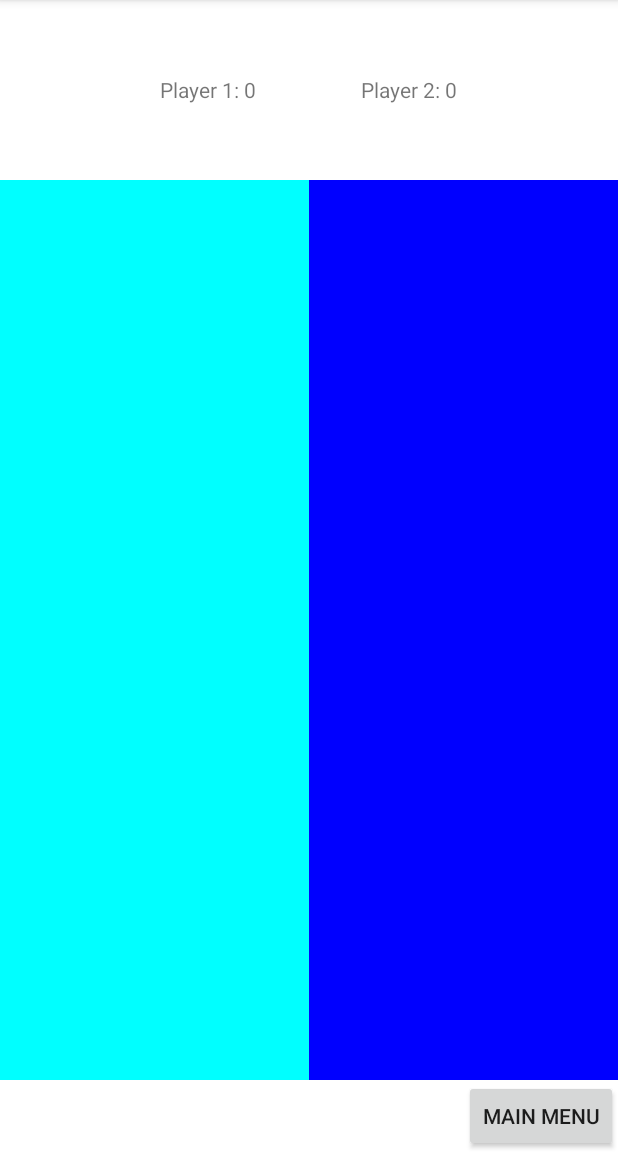
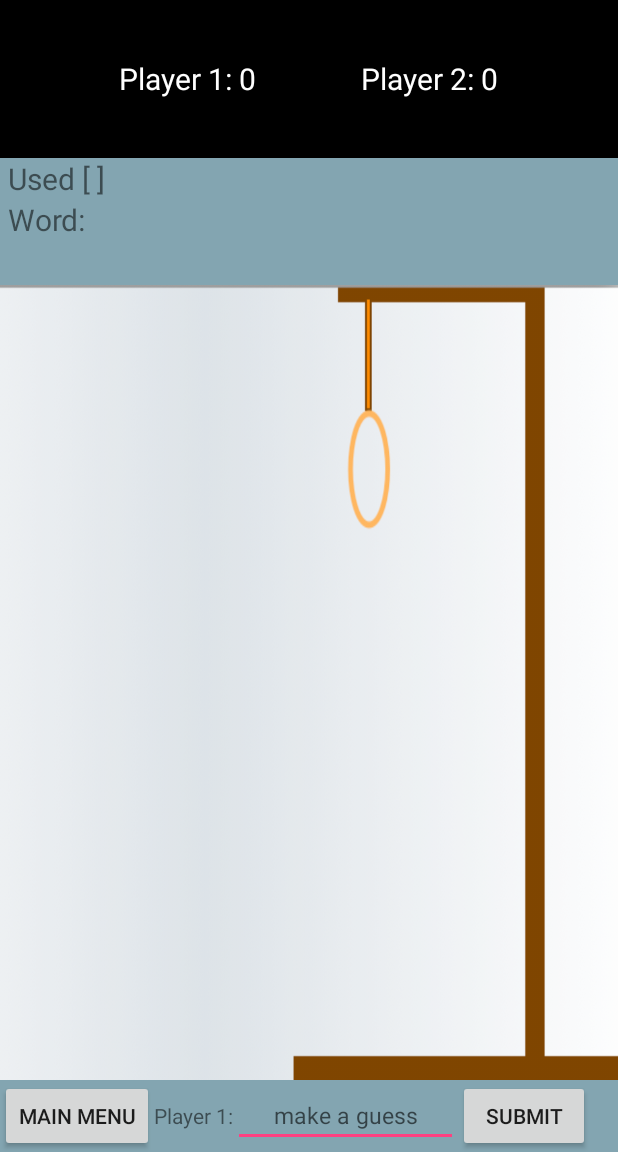
Before and after one commit to Tawn/AndroidDevelopment, an Android app: the HangmanActivity screen opened directly, with no data from a screen before it, on a phone screen of 412 x 824 dp, the part 84-1236 px from its top. Run offline under Robolectric (Android 15) with nearby library versions, the phone set to English and light mode, and no system bars.

Commit message:
hangman in progress

```diff
--- a/kha_project01/DuoGames/app/src/main/java/project01/csc214/duogames/HangmanActivity.java
+++ b/kha_project01/DuoGames/app/src/main/java/project01/csc214/duogames/HangmanActivity.java
@@ -1,13 +1,107 @@
 package project01.csc214.duogames;
 
+import android.content.Intent;
 import android.support.v7.app.AppCompatActivity;
 import android.os.Bundle;
+import android.view.View;
+import android.widget.EditText;
+import android.widget.ImageView;
+import android.widget.TextView;
+import android.widget.Toast;
+
+import static project01.csc214.duogames.R.drawable.stage1;
 
 public class HangmanActivity extends AppCompatActivity {
+
+    private HangmanGame game;
+    private EditText etGuess;
+    private int resultOfGuess, playerTurn, attemptsLeft;
+    private String ALREADY_GUESSED_MESSAGE, WRONG_WORD_MESSAGE, WINNER_MESSAGE, WRONG_LETTER_MESSAGE,
+                    CORRECT_LETTER_MESSAGE, LOSE_MESSAGE;
+    private ImageView ivStatus;
+    private TextView tvPlayerTurn;
+    private String PLAYERONE, PLAYERTWO;
 
     @Override
     protected void onCreate(Bundle savedInstanceState) {
         super.onCreate(savedInstanceState);
         setContentView(R.layout.activity_hangman);
+
+        game = new HangmanGame();
+        playerTurn = 1;
+        etGuess = (EditText)findViewById(R.id.guess);
+        ALREADY_GUESSED_MESSAGE = "Already guessed that letter";
+        WRONG_WORD_MESSAGE = "Wrong Guess";
+        WRONG_LETTER_MESSAGE = "Wrong letter";
+        WINNER_MESSAGE = "Player " + playerTurn + " wins!";
+        CORRECT_LETTER_MESSAGE = "You got it!";
+        LOSE_MESSAGE = "You Lose. Next Players Turn";
+        PLAYERONE = "Player 1:";
+        PLAYERTWO = "Player 2:";
+        attemptsLeft = 8;
+        ivStatus = (ImageView)findViewById(R.id.game_status);
+        tvPlayerTurn = (TextView)findViewById(R.id.player_turn);
+
+    }
+
+    public void MainMenuPress(View view) {
+        Intent intent = new Intent(this, MainActivity.class);
+        startActivity(intent);
+    }
+
+    public void playerWordGuess(View view) {
+        String guess = etGuess.getText().toString();
+
+        int resultOfGuess = game.check(guess);
+        switch (resultOfGuess) {
+            case 0: Toast.makeText(this, ALREADY_GUESSED_MESSAGE, Toast.LENGTH_SHORT).show();
+                break;
+            case 1: Toast.makeText(this, WINNER_MESSAGE, Toast.LENGTH_SHORT).show();
+                break;
+            case 2: Toast.makeText(this, CORRECT_LETTER_MESSAGE, Toast.LENGTH_SHORT).show();
+                break;
+            case 3: Toast.makeText(this, WRONG_WORD_MESSAGE, Toast.LENGTH_SHORT).show();
+                attemptsLeft--;
+                break;
+            case 4: Toast.makeText(this, WRONG_LETTER_MESSAGE, Toast.LENGTH_SHORT).show();
+                attemptsLeft--;
+                break;
+            default:
+                break;
+        }
+
+        updateImage(attemptsLeft);
+
+    }
+
+    public void updateImage(int attemptsLeft) {
+        switch (attemptsLeft) {
+            case 7: ivStatus.setImageResource(R.drawable.stage1);
+                break;
+            case 6: ivStatus.setImageResource(R.drawable.stage2);
+                break;
+            case 5: ivStatus.setImageResource(R.drawable.stage3);
+                break;
+            case 4: ivStatus.setImageResource(R.drawable.stage4);
+                break;
+            case 3: ivStatus.setImageResource(R.drawable.stage5);
+                break;
+            case 2: ivStatus.setImageResource(R.drawable.stage6);
+                break;
+            case 1: ivStatus.setImageResource(R.drawable.stage7);
+                break;
+            case 0: ivStatus.setImageResource(R.drawable.stage8);
+                Toast.makeText(this, LOSE_MESSAGE, Toast.LENGTH_SHORT).show();
+                if(playerTurn == 1) {
+                    playerTurn = 2;
+                    tvPlayerTurn.setText(PLAYERTWO);
+
+                } else {
+                    playerTurn = 1;
+                    tvPlayerTurn.setText(PLAYERONE);
+                }
+            default:
+                break;
+        }
     }
 }
--- /dev/null
+++ b/kha_project01/DuoGames/app/src/main/java/project01/csc214/duogames/HangmanGame.java
@@ -0,0 +1,85 @@
+package project01.csc214.duogames;
+
+
+import java.util.Random;
+
+public class HangmanGame {
+
+    private String[] alreadyGuessed = new String[26];
+    private String[] words = new String[10];
+    private String wordToGuess;
+    private int numberOfGuesses, count;
+
+    public HangmanGame() {
+        words[0] = "BUTTER";
+        words[1] = "GINGER";
+        words[2] = "MILK";
+        words[3] = "BREAD";
+        words[4] = "EGGS";
+        words[5] = "LETTUCE";
+        words[6] = "POTATOES";
+        words[7] = "CARROT";
+        words[8] = "GRAPES";
+        words[9] = "APPLES";
+
+        numberOfGuesses = 0;
+        count = 0;
+        generateWord();
+    }
+
+    public void generateWord() {
+        Random rand = new Random();
+        wordToGuess = words[rand.nextInt(10)];
+    }
+
+    public int check(String guess) {
+
+        /**
+         * Legend:
+         * 0: already guessed letter
+         * 1: correct word
+         * 2: correct letter
+         * 3: incorrect word
+         * 4: incorrect letter
+         */
+
+        // Convert to Uppercase
+        guess = guess.toUpperCase();
+
+
+        // Guessing the word
+        if(guess.length() > 1) {
+            if (guess.equals(wordToGuess)) { // if Guess correctly
+                return 1;
+            } else { // Incorrect word
+                return 3;
+
+            }
+
+
+            // Guessing a letter
+        } else {
+
+            for(int i = 0; i < count; i++) { // If already guessed
+                if (alreadyGuessed[i].equals(guess)) {
+                    return 0;
+                }
+            }
+
+            // Insert new guess into array of already guessed
+            alreadyGuessed[count] = guess;
+            count++;
+
+            if(wordToGuess.contains(guess)) { // Correct letter
+                return 2;
+
+            } else { // Incorrect Letter
+                return 4;
+
+            }
+
+        }
+
+    }
+
+}
--- a/kha_project01/DuoGames/app/src/main/res/layout/activity_hangman.xml
+++ b/kha_project01/DuoGames/app/src/main/res/layout/activity_hangman.xml
@@ -5,28 +5,55 @@
     android:layout_width="match_parent"
     android:layout_height="match_parent"
     tools:context="project01.csc214.duogames.HangmanActivity"
-    android:orientation="vertical">
+    android:orientation="vertical"
+    android:background="#83a5b1">
 
     <!--SCORE BOARD-->
     <LinearLayout
         android:layout_width="match_parent"
         android:layout_height="0dp"
         android:layout_weight="1"
-        android:background="#FFF"
+        android:background="#000"
         android:gravity="center">
 
         <TextView
             android:text="Player 1: 0"
+            android:textColor="#FFF"
+            android:textSize="20sp"
             android:layout_width="wrap_content"
             android:layout_height="wrap_content"
             android:paddingRight="70dp"/>
 
         <TextView
             android:text="Player 2: 0"
+            android:textColor="#FFF"
+            android:textSize="20sp"
             android:layout_width="wrap_content"
+            android:layout_height="wrap_content"/>
+
+    </LinearLayout>
+
+    <!--Used Letters & Correct-->
+    <LinearLayout
+        android:layout_width="match_parent"
+        android:layout_height="0dp"
+        android:layout_weight=".8"
+        android:orientation="vertical">
+
+        <TextView
+            android:text="Used [ ]"
+            android:paddingStart="5dp"
+            android:textSize="20sp"
+            android:layout_width="match_parent"
             android:layout_height="wrap_content"
-            android:layout_alignParentRight="true"/>
+            android:layout_gravity="center_vertical" />
 
+        <TextView
+            android:text="@string/word"
+            android:paddingStart="5dp"
+            android:textSize="20sp"
+            android:layout_width="match_parent"
+            android:layout_height="wrap_content" />
     </LinearLayout>
 
     <!--GAME BOARD-->
@@ -35,65 +62,25 @@
         android:layout_height="0dp"
         android:layout_weight="5"
         android:orientation="horizontal"
-        android:background="#0BF">
+        android:background="#FFF">
 
-        <!--COLUMN 1-->
-        <LinearLayout
-            android:layout_width="0dp"
-            android:layout_height="match_parent"
-            android:layout_weight="1"
-            android:orientation="vertical"
-            android:background="#0FF">
+        <ImageView
+            android:id="@+id/game_status"
+            android:src="@drawable/stage0"
+            android:scaleType="fitXY"
+            android:layout_width="fill_parent"
+            android:layout_height="fill_parent" />
 
-            <ImageView
-                android:src="@mipmap/red_piece"
-                android:layout_width="0dp"
-                android:layout_height="0dp"
-                android:layout_weight="1"/>
 
-            <ImageView
-                android:src="@mipmap/red_piece"
-                android:layout_width="0dp"
-                android:layout_height="0dp"
-                android:layout_weight="1"/>
+    </LinearLayout>
 
-        </LinearLayout>
-        <!--COLUMN 2-->
-        <LinearLayout
-            android:layout_width="0dp"
-            android:layout_height="match_parent"
-            android:layout_weight="1"
-            android:orientation="vertical"
-            android:background="#00F">
-
-            <ImageView
-                android:id="@+id/one_one"
-                android:src="@mipmap/red_piece"
-                android:layout_width="0dp"
-                android:layout_height="0dp"
-                android:layout_weight="1"/>
-
-            <ImageView
-                android:id="@+id/one_two"
-                android:src="@mipmap/red_piece"
-                android:layout_width="0dp"
-                android:layout_height="0dp"
-                android:layout_weight="1"/>
-
-        </LinearLayout>
-        <!--COLUMN 3-->
-        <!--COLUMN 4-->
-        <!--COLUMN 5-->
-        <!--COLUMN 6-->
-        <!--COLUMN 7-->
-    </LinearLayout>
 
     <!--MENU-->
     <LinearLayout
+        android:id="@+id/c4_menu"
         android:layout_width="match_parent"
-        android:layout_height="wrap_content"
-        android:background="#FFF"
-        android:gravity="end">
+        android:layout_height="wrap_content" >
+
 
         <Button
             android:id="@+id/MainMenu"
@@ -101,8 +88,26 @@
             android:layout_width="wrap_content"
             android:layout_height="wrap_content"
             android:onClick="MainMenuPress" />
+
+        <TextView
+            android:id="@id/player_turn"
+            android:text="@string/player_turn"
+            android:layout_width="wrap_content"
+            android:layout_height="wrap_content" />
+
+        <EditText
+            android:id="@+id/guess"
+            android:hint="@string/make_a_guess"
+            android:textSize="15sp"
+            android:textAlignment="center"
+            android:layout_width="150dp"
+            android:layout_height="wrap_content" />
+
+        <Button
+            android:text="Submit"
+            android:layout_width="wrap_content"
+            android:layout_height="wrap_content"
+            android:onClick="playerWordGuess"/>
     </LinearLayout>
 
-
-
 </LinearLayout>
--- a/kha_project01/DuoGames/app/src/main/res/values/strings.xml
+++ b/kha_project01/DuoGames/app/src/main/res/values/strings.xml
@@ -5,4 +5,9 @@
     <string name="connect_four">Connect Four</string>
     <string name="main_menu">Main Menu</string>
     <string name="player_1_turn">Player 1 Turn</string>
+    <string name="by_thanh_kha">by Thanh Kha</string>
+    <string name="drop">drop</string>
+    <string name="player_turn">Player 1:</string>
+    <string name="make_a_guess">make a guess</string>
+    <string name="word">Word: </string>
 </resources>
```
Also changed, not shown: kha_project01/DuoGames/app/src/main/res/layout/activity_connect_four.xml (+24 -13 lines), kha_project01/DuoGames/app/src/main/res/layout/activity_main.xml (+20 -19 lines), kha_project01/DuoGames/app/src/main/res/drawable/stage0.png (added), kha_project01/DuoGames/app/src/main/res/drawable/stage1.png (added), kha_project01/DuoGames/app/src/main/res/drawable/stage2.png (added), kha_project01/DuoGames/app/src/main/res/drawable/stage3.png (added), kha_project01/DuoGames/app/src/main/res/drawable/stage4.png (added), kha_project01/DuoGames/app/src/main/res/drawable/stage5.png (added), kha_project01/DuoGames/app/src/main/res/drawable/stage6.png (added), kha_project01/DuoGames/app/src/main/res/drawable/stage7.png (added), kha_project01/DuoGames/app/src/main/res/drawable/stage8.png (added), 1 other file.
